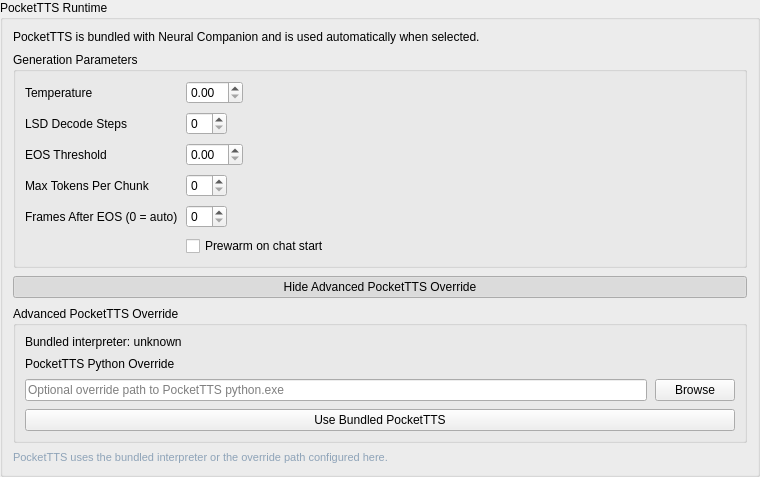
This is addons/pockettts/ui/pockettts.ui in Rakile/NeuralCompanion as Qt 5 draws it before an edit. The edited form follows.
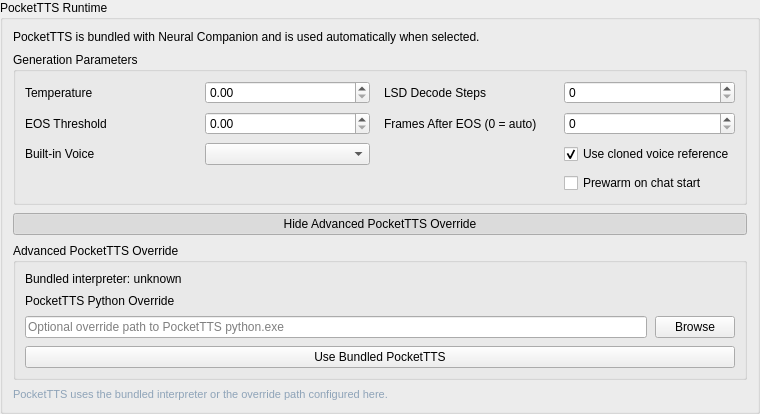
This is the edited form.

```diff
--- a/addons/pockettts/ui/pockettts.ui
+++ b/addons/pockettts/ui/pockettts.ui
@@ -62,11 +62,11 @@
         <property name="title">
          <string>Generation Parameters</string>
         </property>
-        <layout class="QFormLayout" name="pockettts_generation_form">
-         <property name="fieldGrowthPolicy">
-          <enum>QFormLayout::ExpandingFieldsGrow</enum>
+        <layout class="QGridLayout" name="pockettts_generation_form">
+         <property name="horizontalSpacing">
+          <number>14</number>
          </property>
-         <property name="spacing">
+         <property name="verticalSpacing">
           <number>8</number>
          </property>
          <item row="0" column="0">
@@ -79,47 +79,57 @@
          <item row="0" column="1">
           <widget class="QDoubleSpinBox" name="pockettts_temperature_spin"/>
          </item>
-         <item row="1" column="0">
+         <item row="0" column="2">
           <widget class="QLabel" name="pockettts_lsd_steps_label">
            <property name="text">
             <string>LSD Decode Steps</string>
            </property>
           </widget>
          </item>
-         <item row="1" column="1">
+         <item row="0" column="3">
           <widget class="QSpinBox" name="pockettts_lsd_steps_spin"/>
          </item>
-         <item row="2" column="0">
+         <item row="1" column="0">
           <widget class="QLabel" name="pockettts_eos_threshold_label">
            <property name="text">
             <string>EOS Threshold</string>
            </property>
           </widget>
          </item>
-         <item row="2" column="1">
+         <item row="1" column="1">
           <widget class="QDoubleSpinBox" name="pockettts_eos_threshold_spin"/>
          </item>
-         <item row="3" column="0">
-          <widget class="QLabel" name="pockettts_max_tokens_label">
-           <property name="text">
-            <string>Max Tokens Per Chunk</string>
-           </property>
-          </widget>
-         </item>
-         <item row="3" column="1">
-          <widget class="QSpinBox" name="pockettts_max_tokens_spin"/>
-         </item>
-         <item row="4" column="0">
+         <item row="1" column="2">
           <widget class="QLabel" name="pockettts_frames_after_eos_label">
            <property name="text">
             <string>Frames After EOS (0 = auto)</string>
            </property>
           </widget>
          </item>
-         <item row="4" column="1">
+         <item row="1" column="3">
           <widget class="QSpinBox" name="pockettts_frames_after_eos_spin"/>
          </item>
-         <item row="5" column="1">
+         <item row="2" column="0">
+          <widget class="QLabel" name="pockettts_builtin_voice_label">
+           <property name="text">
+            <string>Built-in Voice</string>
+           </property>
+          </widget>
+         </item>
+         <item row="2" column="1">
+          <widget class="QComboBox" name="pockettts_builtin_voice_combo"/>
+         </item>
+         <item row="2" column="3">
+          <widget class="QCheckBox" name="pockettts_use_cloned_voice_checkbox">
+           <property name="text">
+            <string>Use cloned voice reference</string>
+           </property>
+           <property name="checked">
+            <bool>true</bool>
+           </property>
+          </widget>
+         </item>
+         <item row="3" column="3">
           <widget class="QCheckBox" name="pockettts_prewarm_checkbox">
            <property name="text">
             <string>Prewarm on chat start</string>
```
